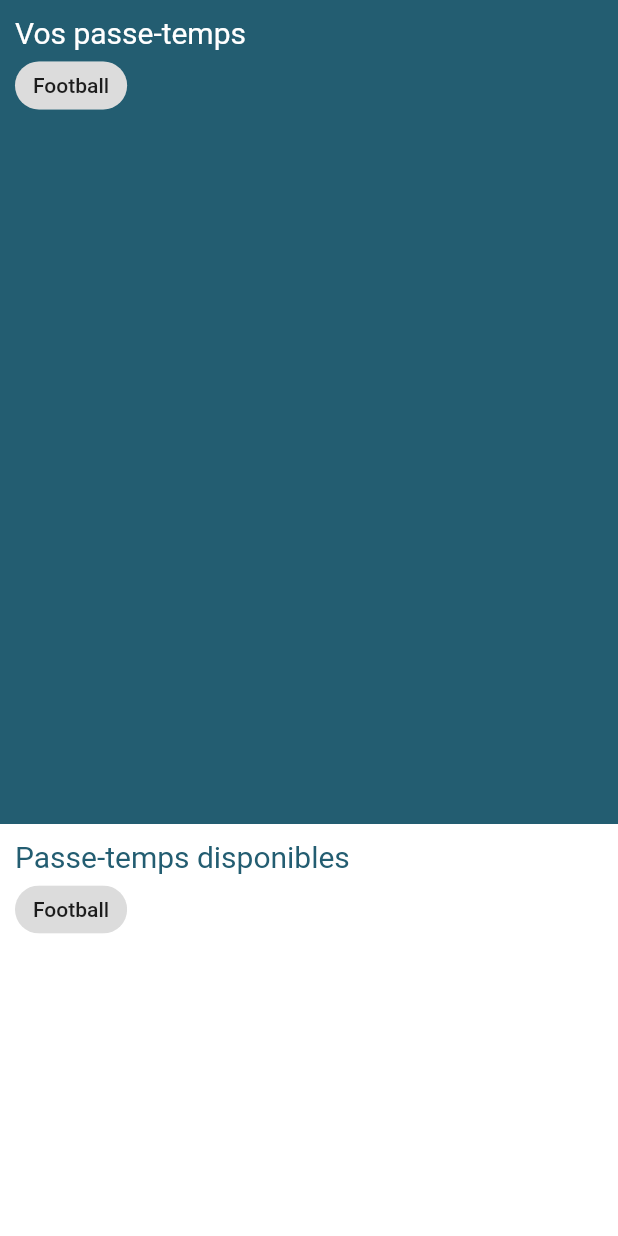
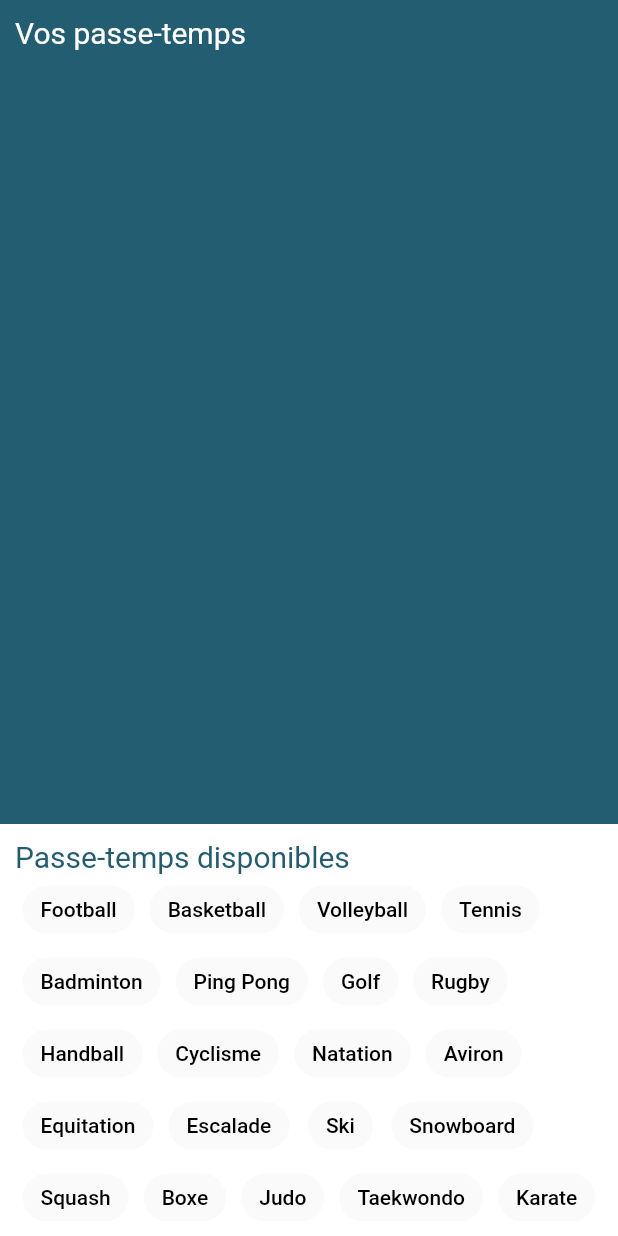
Before and after one commit to williamquach/choose_my_hobbies, a Flutter app: the screen it shows after launch, on a phone screen of 412 x 824 dp. Run offline on Flutter 3.47's test engine with Material 2 defaults, Android fonts, the phone set to English and light mode, and no system bars.

```diff
--- a/lib/choice_item.dart
+++ b/lib/choice_item.dart
@@ -1,14 +1,46 @@
 import 'package:flutter/material.dart';
 
-class ChoiceItem extends StatelessWidget {
+class ChoiceItem extends StatefulWidget {
   final String label;
+  final bool isClickable;
 
-  const ChoiceItem({Key? key, required this.label}) : super(key: key);
+  const ChoiceItem({Key? key, required this.label, required this.isClickable}) : super(key: key);
+
+  @override
+  State<ChoiceItem> createState() => _ChoiceItemState();
+}
+
+class _ChoiceItemState extends State<ChoiceItem> {
+  bool isSelected = false;
 
   @override
   Widget build(BuildContext context) {
-    return Chip(
-      label: Text(label),
+    return Container(
+      margin: const EdgeInsets.symmetric(horizontal: 5),
+      decoration: BoxDecoration(
+        color: Colors.transparent,
+        borderRadius: BorderRadius.circular(10),
+      ),
+      child: GestureDetector(
+        onTap: () {
+          if (widget.isClickable == true) {
+            setState(() {
+              isSelected = !isSelected;
+            });
+          }
+        },
+        child: Chip(
+          label: Text(
+            widget.label,
+            style: TextStyle(
+              color: isSelected ? Colors.white : Colors.black,
+            ),
+          ),
+          backgroundColor: isSelected == true
+              ? const Color.fromRGBO(35, 93, 113, 1)
+              : Colors.transparent,
+        ),
+      ),
     );
   }
 }
--- a/lib/footer.dart
+++ b/lib/footer.dart
@@ -2,97 +2,97 @@ import 'package:choose_my_hobbies/choice_item.dart';
 import 'package:flutter/material.dart';
 
 class Footer extends StatelessWidget {
-  // final List<String> availableHobbies = [
-  //   'Football',
-  //   'Basketball',
-  //   'Volleyball',
-  //   'Tennis',
-  //   'Badminton',
-  //   'Ping Pong',
-  //   'Golf',
-  //   'Rugby',
-  //   'Handball',
-  //   'Cyclisme',
-  //   'Natation',
-  //   'Aviron',
-  //   'Equitation',
-  //   'Escalade',
-  //   'Ski',
-  //   'Snowboard',
-  //   'Squash',
-  //   'Boxe',
-  //   'Judo',
-  //   'Taekwondo',
-  //   'Karate',
-  //   'Aikido',
-  //   'Yoga',
-  //   'Pilates',
-  //   'Danse',
-  //   'Cinéma',
-  //   'Théâtre',
-  //   'Musique',
-  //   'Lecture',
-  //   'Cuisine',
-  //   'Peinture',
-  //   'Photographie',
-  //   'Couture',
-  //   'Tricot',
-  //   'Bricolage',
-  //   'Jardinage',
-  //   'Décoration',
-  //   'Voyage',
-  //   'Camping',
-  //   'Pêche',
-  //   'Chasse',
-  //   'Poker',
-  //   'Billard',
-  //   'Jeux de société',
-  //   'Jeux vidéo',
-  //   'Informatique',
-  //   'Programmation',
-  //   'Robotique',
-  //   'Astronomie',
-  //   'Bricolage',
-  //   'Jardinage',
-  //   'Décoration',
-  //   'Voyage',
-  //   'Camping',
-  //   'Pêche',
-  //   'Chasse',
-  //   'Poker',
-  //   'Billard',
-  //   'Jeux de société',
-  //   'Jeux vidéo',
-  //   'Informatique',
-  //   'Programmation',
-  //   'Robotique',
-  //   'Astronomie',
-  //   'Bricolage',
-  //   'Jardinage',
-  //   'Décoration',
-  //   'Voyage',
-  //   'Camping',
-  //   'Pêche',
-  //   'Chasse',
-  //   'Poker',
-  //   'Billard',
-  //   'Jeux de société',
-  //   'Jeux vidéo',
-  //   'Informatique',
-  //   'Programmation',
-  //   'Robotique',
-  //   'Astronomie',
-  //   'Bricolage',
-  //   'Jardinage',
-  //   'Décoration',
-  //   'Voyage',
-  //   'Camping',
-  //   'Pêche',
-  //   'Chasse',
-  //   'Poker'
-  // ];
+  final List<String> availableHobbies = [
+    'Football',
+    'Basketball',
+    'Volleyball',
+    'Tennis',
+    'Badminton',
+    'Ping Pong',
+    'Golf',
+    'Rugby',
+    'Handball',
+    'Cyclisme',
+    'Natation',
+    'Aviron',
+    'Equitation',
+    'Escalade',
+    'Ski',
+    'Snowboard',
+    'Squash',
+    'Boxe',
+    'Judo',
+    'Taekwondo',
+    'Karate',
+    'Aikido',
+    'Yoga',
+    'Pilates',
+    'Danse',
+    'Cinéma',
+    'Théâtre',
+    'Musique',
+    'Lecture',
+    'Cuisine',
+    'Peinture',
+    'Photographie',
+    'Couture',
+    'Tricot',
+    'Bricolage',
+    'Jardinage',
+    'Décoration',
+    'Voyage',
+    'Camping',
+    'Pêche',
+    'Chasse',
+    'Poker',
+    'Billard',
+    'Jeux de société',
+    'Jeux vidéo',
+    'Informatique',
+    'Programmation',
+    'Robotique',
+    'Astronomie',
+    'Bricolage',
+    'Jardinage',
+    'Décoration',
+    'Voyage',
+    'Camping',
+    'Pêche',
+    'Chasse',
+    'Poker',
+    'Billard',
+    'Jeux de société',
+    'Jeux vidéo',
+    'Informatique',
+    'Programmation',
+    'Robotique',
+    'Astronomie',
+    'Bricolage',
+    'Jardinage',
+    'Décoration',
+    'Voyage',
+    'Camping',
+    'Pêche',
+    'Chasse',
+    'Poker',
+    'Billard',
+    'Jeux de société',
+    'Jeux vidéo',
+    'Informatique',
+    'Programmation',
+    'Robotique',
+    'Astronomie',
+    'Bricolage',
+    'Jardinage',
+    'Décoration',
+    'Voyage',
+    'Camping',
+    'Pêche',
+    'Chasse',
+    'Poker'
+  ];
 
-  const Footer({Key? key}) : super(key: key);
+  Footer({Key? key}) : super(key: key);
 
   @override
   Widget build(BuildContext context) {
@@ -104,8 +104,8 @@ class Footer extends StatelessWidget {
         child: Column(
           mainAxisAlignment: MainAxisAlignment.start,
           crossAxisAlignment: CrossAxisAlignment.start,
-          children: const [
-            Text(
+          children: [
+            const Text(
               'Passe-temps disponibles',
               textAlign: TextAlign.start,
               textDirection: TextDirection.ltr,
@@ -114,7 +114,25 @@ class Footer extends StatelessWidget {
                 fontSize: 20,
               ),
             ),
-            ChoiceItem(label: "Football"),
+            Expanded(
+              child: SingleChildScrollView(
+                scrollDirection: Axis.vertical,
+                child: SizedBox(
+                  width: double.infinity,
+                  child: Wrap(
+                    runAlignment: WrapAlignment.start,
+                    crossAxisAlignment: WrapCrossAlignment.start,
+                    children: availableHobbies
+                        .map((e) =>
+                        ChoiceItem(
+                          label: e,
+                          isClickable: true,
+                        ))
+                        .toList(),
+                  ),
+                ),
+              ),
+            )
           ],
         ),
       ),
--- a/lib/header.dart
+++ b/lib/header.dart
@@ -2,7 +2,9 @@ import 'package:choose_my_hobbies/choice_item.dart';
 import 'package:flutter/material.dart';
 
 class Header extends StatelessWidget {
-  const Header({Key? key}) : super(key: key);
+  final List<String> myHobbies;
+
+  const Header({Key? key, required this.myHobbies}) : super(key: key);
 
   @override
   Widget build(BuildContext context) {
@@ -14,8 +16,8 @@ class Header extends StatelessWidget {
         child: Column(
           mainAxisAlignment: MainAxisAlignment.start,
           crossAxisAlignment: CrossAxisAlignment.start,
-          children: const [
-            Text(
+          children: [
+            const Text(
               'Vos passe-temps',
               textAlign: TextAlign.start,
               textDirection: TextDirection.ltr,
@@ -24,7 +26,24 @@ class Header extends StatelessWidget {
                 fontSize: 20,
               ),
             ),
-            ChoiceItem(label: "Football"),
+            Expanded(
+              child: SingleChildScrollView(
+                scrollDirection: Axis.vertical,
+                child: SizedBox(
+                  width: double.infinity,
+                  child: Wrap(
+                    runAlignment: WrapAlignment.start,
+                    crossAxisAlignment: WrapCrossAlignment.start,
+                    children: myHobbies
+                        .map((e) => ChoiceItem(
+                              label: e,
+                              isClickable: true,
+                            ))
+                        .toList(),
+                  ),
+                ),
+              ),
+            )
           ],
         ),
       ),
--- a/lib/main.dart
+++ b/lib/main.dart
@@ -59,11 +59,10 @@ class _MyHomePageState extends State<MyHomePage> {
               children: [
                 SizedBox(
                   height: maxHeight / 3 * 2,
-                  child: const Header(),
+                  child: const Header(myHobbies: []),
                 ),
-                SizedBox(
-                  height: maxHeight / 3,
-                  child: const Footer(),
+                Expanded(
+                  child: Footer(),
                 ),
               ],
             );
```
